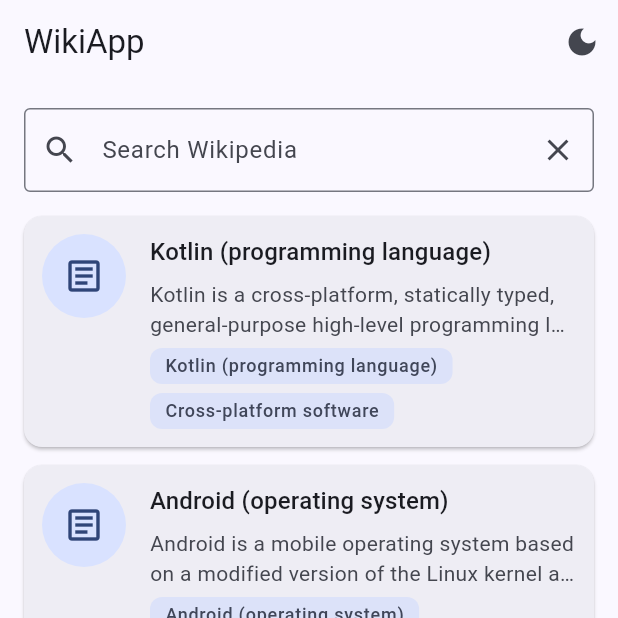
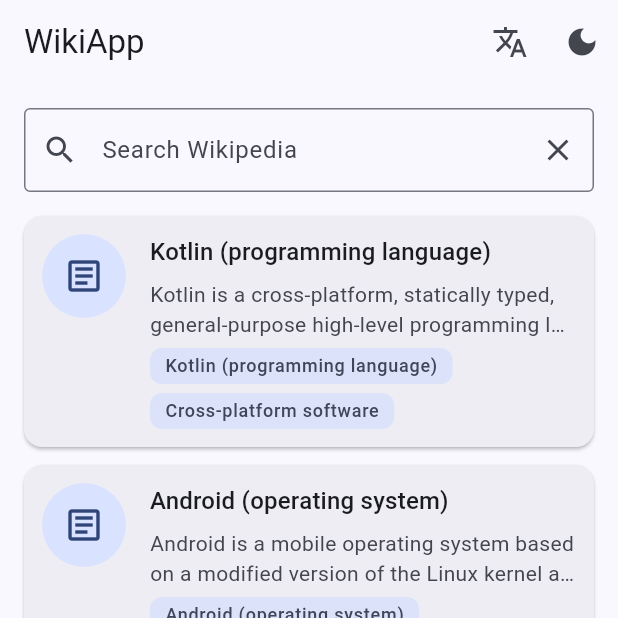
Before and after one commit to ArtemBasuev/wikiapp_flutter, a Flutter app: the screen it shows after launch, on a phone screen of 412 x 824 dp, the top half of it. Run offline on Flutter 3.47's test engine with Material 3 defaults, Android fonts, the phone set to English and light mode, and no system bars; our stand-ins replace flutter_bloc, go_router; generated files the repository leaves out were written again.

Commit message:
feat: смена языка в интерфейсе

```diff
--- a/lib/app.dart
+++ b/lib/app.dart
@@ -1,5 +1,6 @@
 import 'package:flutter/material.dart';
 import 'package:flutter_bloc/flutter_bloc.dart';
+import 'package:wikiapp_flutter/common/locale/locale_cubit.dart';
 import 'package:wikiapp_flutter/common/navigation/app_router.dart';
 import 'package:wikiapp_flutter/common/theme/app_theme.dart';
 import 'package:wikiapp_flutter/common/theme/theme_cubit.dart';
@@ -9,9 +10,7 @@
 import 'package:wikiapp_flutter/l10n/app_localizations.dart';
 
 class App extends StatelessWidget {
-  const App({super.key, this.locale});
-
-  final Locale? locale;
+  const App({super.key});
 
   @override
   Widget build(BuildContext context) {
@@ -24,14 +23,17 @@
       child: MultiBlocProvider(
         providers: [
           BlocProvider(create: (_) => ThemeCubit()),
+          BlocProvider(create: (_) => LocaleCubit()),
           BlocProvider(
             create: (context) =>
             ArticleListCubit(context.read<IArticleRepository>())..load(),
           ),
         ],
         child: BlocBuilder<ThemeCubit, ThemeMode>(
-          builder: (context, themeMode) => MaterialApp.router(
-            onGenerateTitle: (context) => AppLocalizations.of(context).appTitle,
+          builder: (context, themeMode) => BlocBuilder<LocaleCubit, Locale?>(
+            builder: (context, locale) => MaterialApp.router(
+              onGenerateTitle: (context) =>
+              AppLocalizations.of(context).appTitle,
               debugShowCheckedModeBanner: false,
               theme: AppTheme.light,
               darkTheme: AppTheme.dark,
@@ -43,6 +45,7 @@
             ),
           ),
         ),
+      ),
     );
   }
 }
--- /dev/null
+++ b/lib/common/locale/locale_cubit.dart
@@ -0,0 +1,9 @@
+import 'package:flutter/material.dart';
+import 'package:flutter_bloc/flutter_bloc.dart';
+
+
+class LocaleCubit extends Cubit<Locale?> {
+  LocaleCubit() : super(null);
+
+  void select(Locale locale) => emit(locale);
+}
--- /dev/null
+++ b/lib/common/widgets/locale_toggle_button.dart
@@ -0,0 +1,20 @@
+import 'package:flutter/material.dart';
+import 'package:flutter_bloc/flutter_bloc.dart';
+import 'package:wikiapp_flutter/common/locale/locale_cubit.dart';
+import 'package:wikiapp_flutter/l10n/app_localizations.dart';
+
+class LocaleToggleButton extends StatelessWidget {
+  const LocaleToggleButton({super.key});
+
+  @override
+  Widget build(BuildContext context) {
+    final isRussian = Localizations.localeOf(context).languageCode == 'ru';
+    return IconButton(
+      onPressed: () => context.read<LocaleCubit>().select(
+        Locale(isRussian ? 'en' : 'ru'),
+      ),
+      tooltip: AppLocalizations.of(context).actionToggleLanguage,
+      icon: const Icon(Icons.translate),
+    );
+  }
+}
--- a/lib/features/article/presentation/view/article_list_screen.dart
+++ b/lib/features/article/presentation/view/article_list_screen.dart
@@ -1,6 +1,7 @@
 import 'package:flutter/material.dart';
 import 'package:flutter_bloc/flutter_bloc.dart';
 import 'package:wikiapp_flutter/common/widgets/app_scaffold.dart';
+import 'package:wikiapp_flutter/common/widgets/locale_toggle_button.dart';
 import 'package:wikiapp_flutter/common/widgets/theme_toggle_button.dart';
 import 'package:wikiapp_flutter/features/article/presentation/bloc/list/article_list_cubit.dart';
 import 'package:wikiapp_flutter/features/article/presentation/bloc/list/article_list_state.dart';
@@ -15,7 +16,7 @@
   @override
   Widget build(BuildContext context) {
     return AppScaffold(
-      actions: const [ThemeToggleButton()],
+      actions: const [LocaleToggleButton(), ThemeToggleButton()],
       body: Column(
         children: [
           Padding(
--- a/lib/l10n/app_en.arb
+++ b/lib/l10n/app_en.arb
@@ -3,6 +3,7 @@
   "appTitle": "WikiApp",
   "searchHint": "Search Wikipedia",
   "actionToggleTheme": "Switch theme",
+  "actionToggleLanguage": "Switch language",
   "actionClearSearch": "Clear search",
   "detailsTitle": "Article details",
   "articleNotFound": "Article not found",
--- a/lib/l10n/app_ru.arb
+++ b/lib/l10n/app_ru.arb
@@ -6,6 +6,7 @@
   },
   "searchHint": "Поиск в Википедии",
   "actionToggleTheme": "Сменить тему",
+  "actionToggleLanguage": "Сменить язык",
   "actionClearSearch": "Очистить поиск",
   "detailsTitle": "Детали статьи",
   "articleNotFound": "Статья не найдена",
```
Also changed, not shown: lib/features/article/presentation/view/article_detail_screen.dart (+5 -4 lines). Lines whose indentation alone changed are shown as unchanged.
